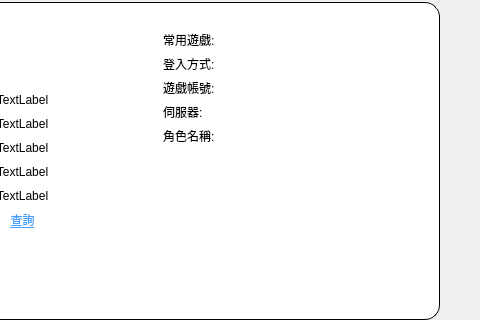
The window that src/AdbClient/StageCustomerService/LayerSearchCustomer.ui (roger0816/Adb) describes before a commit, drawn with Qt 5; both pictures show x 220 to 700 and y 88 to 408 of the 700 by 538 pixel window.
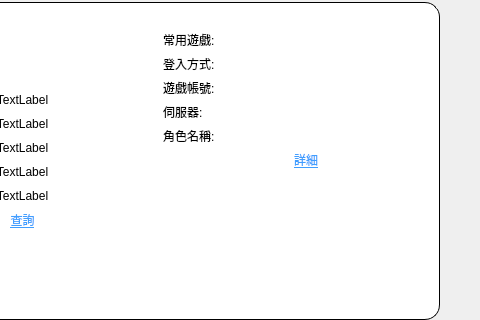
The same window after the commit. Custom widgets are drawn as their Qt base class.

```diff
--- a/src/AdbClient/StageCustomerService/LayerSearchCustomer.ui
+++ b/src/AdbClient/StageCustomerService/LayerSearchCustomer.ui
@@ -519,6 +519,69 @@
                   </property>
                  </widget>
                 </item>
+                <item row="5" column="1">
+                 <widget class="QPushButton" name="btnDetail">
+                  <property name="styleSheet">
+                   <string notr="true">
+
+
+
+QPushButton{
+background-color: rgb(255, 255, 255,0);
+border-radius:5px;
+    color: #409eff;
+border: 0px solid #000000; 
+text-decoration: underline;
+}
+
+
+/*
+QPushButton{
+background-color: rgb(255, 255, 255);
+border-radius:5px;
+color: rgb(41,41,41);
+border: 1px solid #000000; 
+ padding: 5px;
+}
+
+
+
+QPushButton:hover {
+    background-color: #ecf5ff;
+    color: #409eff;
+}
+
+
+QPushButton:pressed, QPushButton:checked {
+    border: 1px solid #3a8ee6;
+    color: #409eff;
+}
+
+
+QPushButton:disabled { 
+border-style: outset; 
+border-width: 0px; 
+font: 700 24px &quot;Microsoft JhengHei UI&quot;; 
+color:gray;
+background-color:gray;
+}
+*/</string>
+                  </property>
+                  <property name="text">
+                   <string>詳細</string>
+                  </property>
+                  <property name="flat">
+                   <bool>true</bool>
+                  </property>
+                 </widget>
+                </item>
+                <item row="5" column="0">
+                 <widget class="QLabel" name="label_2">
+                  <property name="text">
+                   <string/>
+                  </property>
+                 </widget>
+                </item>
                </layout>
               </widget>
              </item>
```
Left out of the diff: 60 changed lines with no effect on the pictures.
